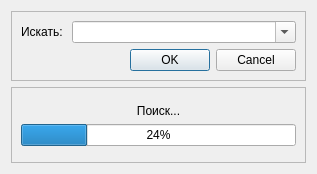
Old version of the form src/gui/SearchWordDialog.ui in the repository Flk427/CrossWordsHunter.
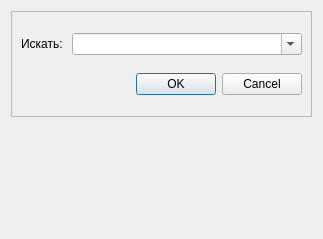
New version of the form. Custom widgets are drawn as their Qt base class.

Commit message: [+] Переделал диалог поиска слов на виджет ProgressWidget. [*] Переименованы идентификаторы в WordFinder.

Diff of the .ui file:
```diff
--- a/src/gui/SearchWordDialog.ui
+++ b/src/gui/SearchWordDialog.ui
@@ -6,14 +6,14 @@
    <rect>
     <x>0</x>
     <y>0</y>
-    <width>317</width>
-    <height>174</height>
+    <width>323</width>
+    <height>239</height>
    </rect>
   </property>
   <property name="windowTitle">
    <string>Dialog</string>
   </property>
-  <layout class="QVBoxLayout" name="verticalLayout_3">
+  <layout class="QVBoxLayout" name="verticalLayout_2">
    <item>
     <widget class="QFrame" name="frame">
      <property name="frameShape">
@@ -75,65 +75,18 @@
     </widget>
    </item>
    <item>
-    <widget class="QFrame" name="frame_2">
-     <property name="frameShape">
-      <enum>QFrame::StyledPanel</enum>
-     </property>
-     <property name="frameShadow">
-      <enum>QFrame::Raised</enum>
-     </property>
-     <layout class="QVBoxLayout" name="verticalLayout_2">
-      <item>
-       <spacer name="verticalSpacer">
-        <property name="orientation">
-         <enum>Qt::Vertical</enum>
-        </property>
-        <property name="sizeHint" stdset="0">
-         <size>
-          <width>20</width>
-          <height>0</height>
-         </size>
-        </property>
-       </spacer>
-      </item>
-      <item>
-       <widget class="QLabel" name="label_2">
-        <property name="text">
-         <string>Поиск...</string>
-        </property>
-        <property name="alignment">
-         <set>Qt::AlignCenter</set>
-        </property>
-       </widget>
-      </item>
-      <item>
-       <widget class="QProgressBar" name="progressBar">
-        <property name="maximum">
-         <number>100</number>
-        </property>
-        <property name="value">
-         <number>24</number>
-        </property>
-       </widget>
-      </item>
-      <item>
-       <spacer name="verticalSpacer_2">
-        <property name="orientation">
-         <enum>Qt::Vertical</enum>
-        </property>
-        <property name="sizeHint" stdset="0">
-         <size>
-          <width>20</width>
-          <height>0</height>
-         </size>
-        </property>
-       </spacer>
-      </item>
-     </layout>
-    </widget>
+    <widget class="ProgressBarWidget" name="progressWidget" native="true"/>
    </item>
   </layout>
  </widget>
+ <customwidgets>
+  <customwidget>
+   <class>ProgressBarWidget</class>
+   <extends>QWidget</extends>
+   <header>ProgressBarWidget.h</header>
+   <container>1</container>
+  </customwidget>
+ </customwidgets>
  <resources/>
  <connections/>
 </ui>
```
The commit also changes 5 other files.
